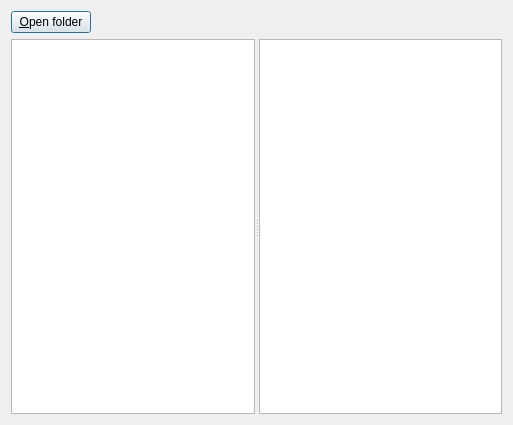
drizt/xcursor-viewer, file dialog.ui: the form before one commit.
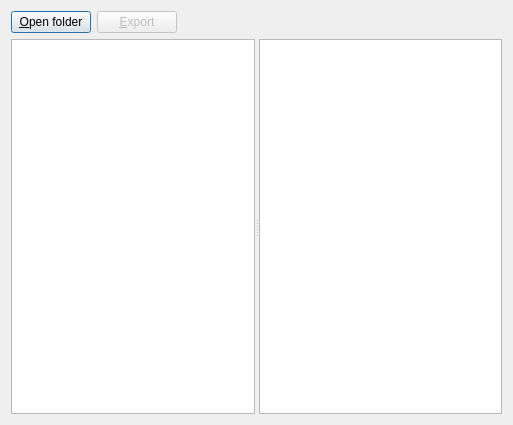
The form after the commit.

Commit message: Add export button to UI

What changed in the file:
```diff
--- a/dialog.ui
+++ b/dialog.ui
@@ -36,6 +36,16 @@
         </property>
        </widget>
       </item>
+      <item>
+       <widget class="QPushButton" name="pbExport">
+        <property name="enabled">
+         <bool>false</bool>
+        </property>
+        <property name="text">
+         <string>&amp;Export</string>
+        </property>
+       </widget>
+      </item>
       <item>
        <spacer name="horizontalSpacer">
         <property name="orientation">
```
The commit also changes 2 other files.
